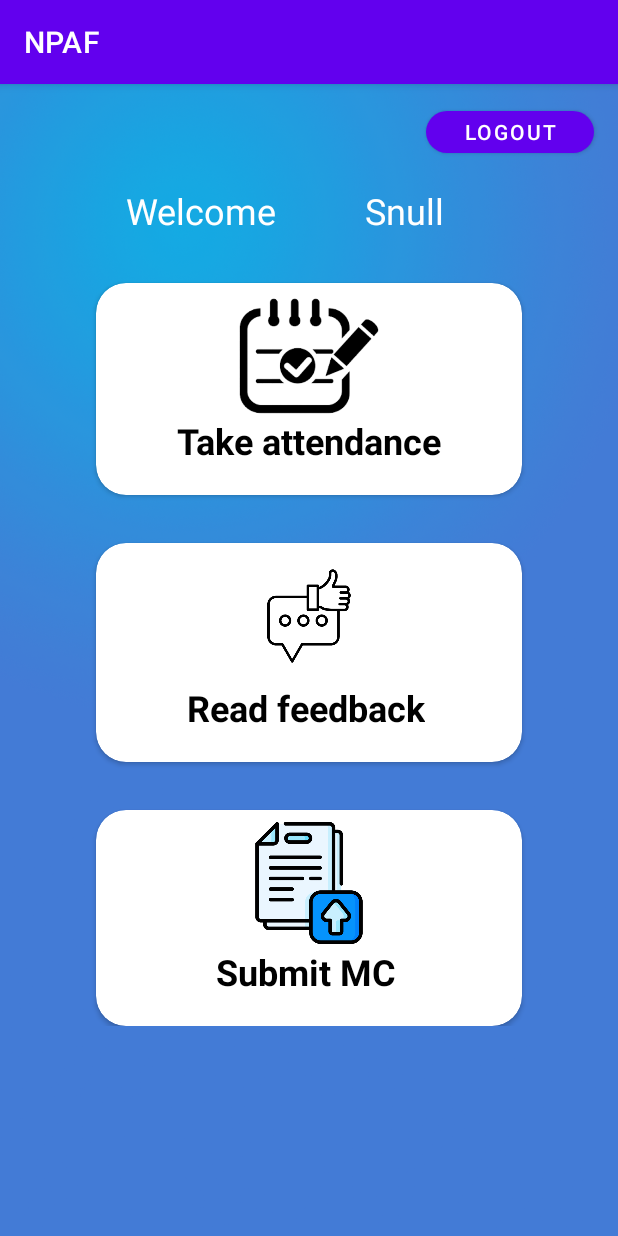
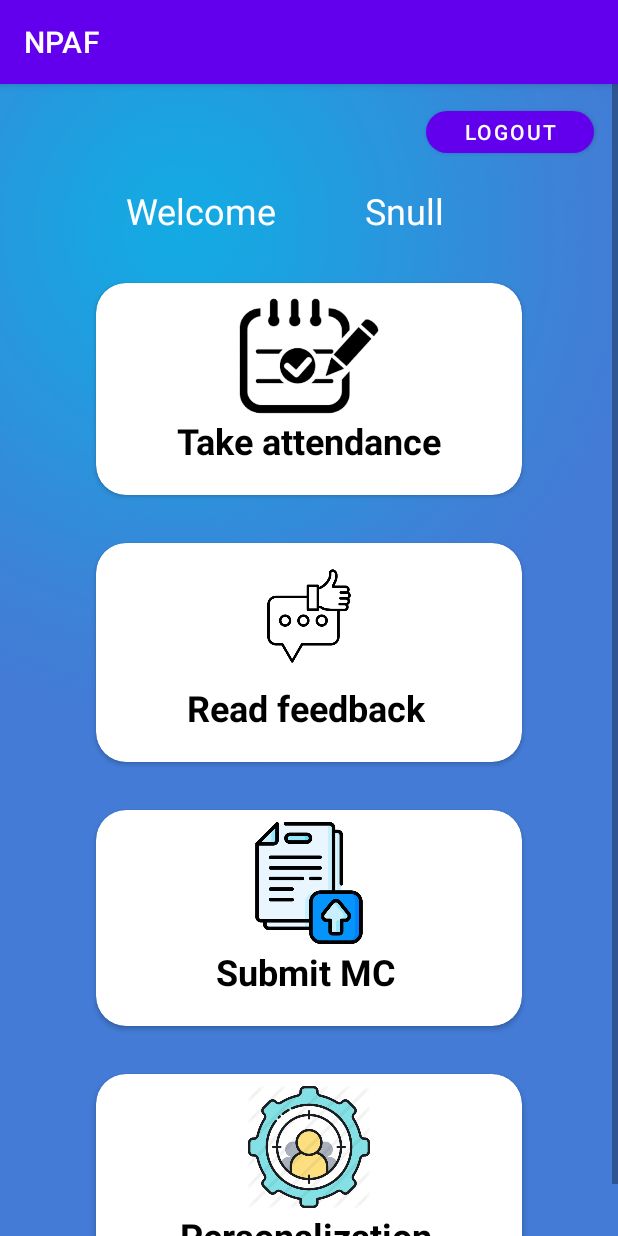
Before and after one commit to Minteckk/22_MADAssignment, an Android app: the StudentMain screen opened directly, with no data from a screen before it, on a phone screen of 412 x 824 dp. Run offline under Robolectric (Android 15) with nearby library versions, the phone set to English and light mode, and no system bars.

Commit message:
Added Personalise xml files and did the intent from main page

```diff
--- a/app/src/main/AndroidManifest.xml
+++ b/app/src/main/AndroidManifest.xml
@@ -84,6 +84,9 @@
             android:name=".LecturerLogin"
             android:exported="false" />
         <activity
+            android:name=".PersonaliseLecturer"
+            android:exported="false" />
+        <activity
             android:name=".MainActivity"
             android:exported="true">
             <intent-filter>
--- a/app/src/main/res/layout/activity_student_main.xml
+++ b/app/src/main/res/layout/activity_student_main.xml
@@ -128,6 +128,7 @@
             </androidx.cardview.widget.CardView>
 
             <androidx.cardview.widget.CardView
+                android:id="@+id/mcCardView"
                 android:layout_width="0dp"
                 android:layout_height="144dp"
                 android:layout_marginStart="64dp"
@@ -182,6 +183,48 @@
                 app:layout_constraintEnd_toEndOf="parent"
                 app:layout_constraintStart_toEndOf="@+id/studenttitle"
                 app:layout_constraintTop_toTopOf="parent" />
+
+            <androidx.cardview.widget.CardView
+                android:layout_width="0dp"
+                android:layout_height="144dp"
+                android:layout_marginStart="64dp"
+                android:layout_marginTop="32dp"
+                android:layout_marginEnd="64dp"
+                app:cardBackgroundColor="@color/white"
+                app:cardCornerRadius="20dp"
+                app:layout_constraintEnd_toEndOf="parent"
+                app:layout_constraintStart_toStartOf="parent"
+                app:layout_constraintTop_toBottomOf="@+id/mcCardView">
+                <ImageView
+                    android:id="@+id/personaliseImg"
+                    android:layout_width="match_parent"
+                    android:layout_height="81dp"
+                    android:layout_marginStart="8dp"
+
+                    android:layout_marginLeft="18dp"
+                    android:layout_marginTop="8dp"
+                    android:layout_marginEnd="8dp"
+                    android:layout_marginRight="18dp"
+
+                    app:layout_constraintEnd_toEndOf="parent"
+                    app:layout_constraintStart_toStartOf="parent"
+                    app:layout_constraintTop_toTopOf="parent"
+                    app:srcCompat="@drawable/personalise" />
+                <TextView
+                    android:id="@+id/textView28"
+                    android:layout_width="wrap_content"
+                    android:layout_height="wrap_content"
+                    android:layout_gravity="bottom|center_horizontal"
+                    android:layout_marginStart="8dp"
+                    android:layout_marginTop="4dp"
+                    android:layout_marginEnd="10dp"
+                    android:layout_marginBottom="20dp"
+                    android:text="Personalization"
+                    android:textColor="@color/black"
+                    android:textSize="24sp"
+                    android:textStyle="bold" /> />
+
+            </androidx.cardview.widget.CardView>
         </androidx.constraintlayout.widget.ConstraintLayout>
     </ScrollView>
 </androidx.constraintlayout.widget.ConstraintLayout>
```
Also changed, not shown: app/src/main/java/sg/edu/np/mad/madassignmentgrpanpaf/LecturerMain.java (+12 -0 lines), app/src/main/java/sg/edu/np/mad/madassignmentgrpanpaf/PersonaliseLecturer.java (added, +34 -0 lines), app/src/main/res/layout/activity_lecturer_main.xml (+42 -0 lines), app/src/main/res/layout/activity_personalise_lecturer.xml (added, +30 -0 lines), app/src/main/res/drawable/personalise.png (added).
